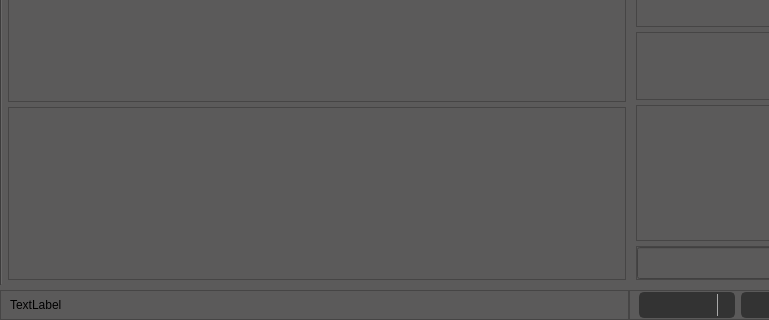
Qt form ui/ui_main.ui (saberrin/EIS_GUI) before a commit; both pictures show x 0 to 769 and y 325 to 645 of the 1049 by 645 pixel window.
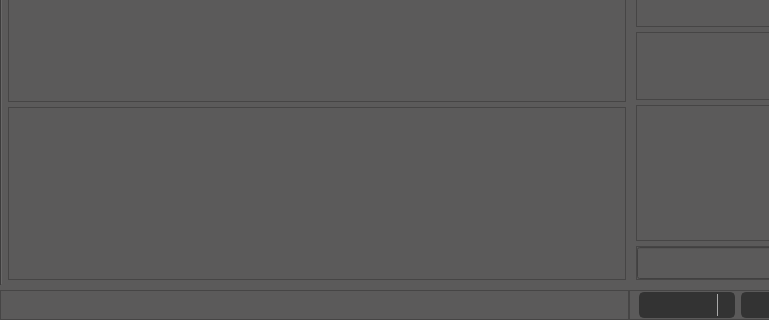
The same form after that commit. The open tabs and pages were chosen to show the change. Icons and pictures are not drawn.

```diff
--- a/ui/ui_main.ui
+++ b/ui/ui_main.ui
@@ -1372,8 +1372,20 @@
                     <verstretch>0</verstretch>
                    </sizepolicy>
                   </property>
+                  <property name="styleSheet">
+                   <string notr="true">QLabel {
+    color: white;        
+    font: 16pt &quot;Adobe 黑体 Std R&quot;;
+}</string>
+                  </property>
                   <property name="text">
-                   <string>TextLabel</string>
+                   <string/>
+                  </property>
+                  <property name="textFormat">
+                   <enum>Qt::AutoText</enum>
+                  </property>
+                  <property name="alignment">
+                   <set>Qt::AlignCenter</set>
                   </property>
                  </widget>
                 </item>
```
Left out of the diff: 2 changed lines with no effect on the pictures.
